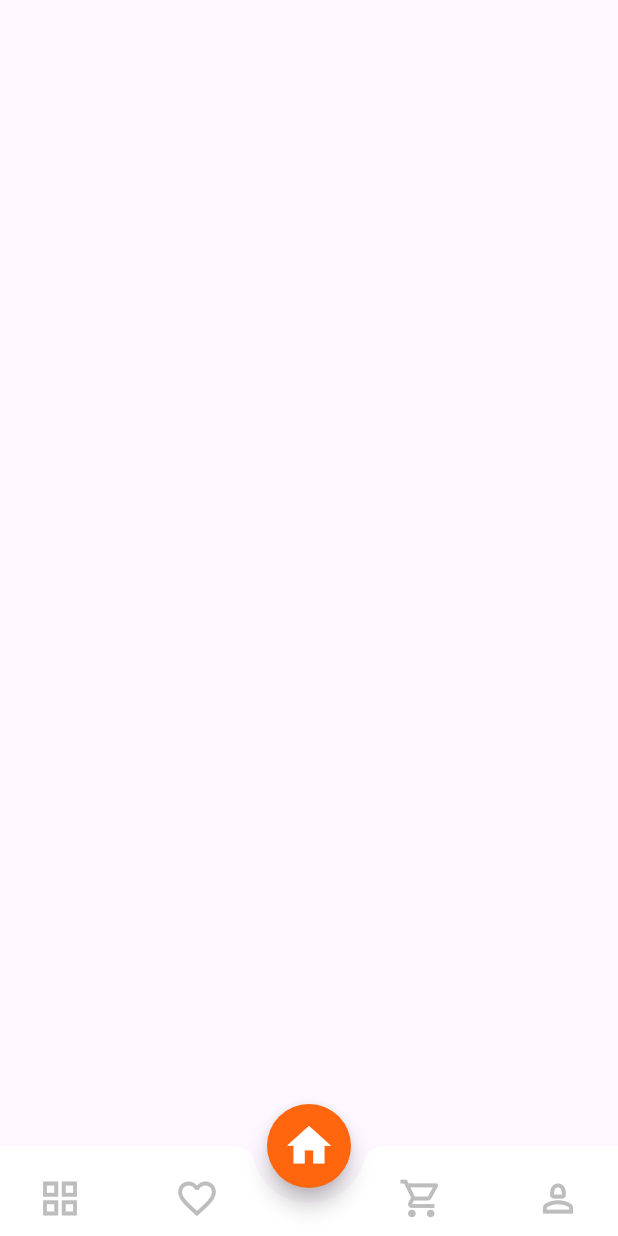
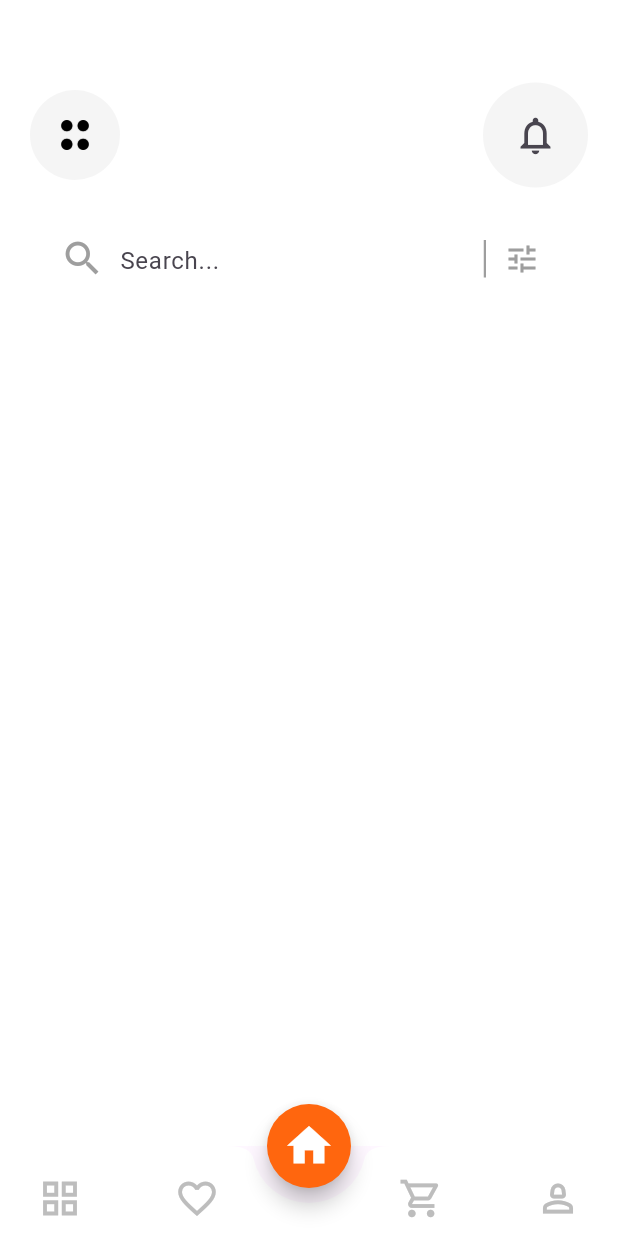
Before and after one commit to gitsubash44/ecommerce, a Flutter app: the screen it shows after launch, on a phone screen of 412 x 824 dp. Run offline on Flutter 3.47's test engine with Material 3 defaults, Android fonts, the phone set to English and light mode, and no system bars.

Commit message:
add code for custom app bar and search bar

```diff
--- a/lib/main.dart
+++ b/lib/main.dart
@@ -1,4 +1,4 @@
-import 'package:ecommerce/nav_bar_screen.dart';
+import 'package:ecommerce/screens/nav_bar_screen.dart';
 import 'package:flutter/material.dart';
 
 void main() {
--- /dev/null
+++ b/lib/screens/Cart/cart_screen.dart
@@ -0,0 +1,10 @@
+import 'package:flutter/material.dart';
+
+class CartScreen extends StatelessWidget {
+  const CartScreen({super.key});
+
+  @override
+  Widget build(BuildContext context) {
+    return const Placeholder();
+  }
+}
--- /dev/null
+++ b/lib/screens/Fevorite/favorite.dart
@@ -0,0 +1,10 @@
+import 'package:flutter/material.dart';
+
+class Favorite extends StatelessWidget {
+  const Favorite({super.key});
+
+  @override
+  Widget build(BuildContext context) {
+    return const Placeholder();
+  }
+}
--- /dev/null
+++ b/lib/screens/Home/home_screen.dart
@@ -0,0 +1,36 @@
+import 'package:ecommerce/screens/Home/widget/home_app_bar.dart';
+import 'package:ecommerce/screens/Home/widget/search_bar.dart';
+import 'package:flutter/material.dart';
+
+class HomeScreen extends StatefulWidget {
+  const HomeScreen({super.key});
+
+  @override
+  State<HomeScreen> createState() => _HomeScreenState();
+}
+
+class _HomeScreenState extends State<HomeScreen> {
+  @override
+  Widget build(BuildContext context) {
+    return Scaffold(
+      backgroundColor: Colors.white,
+      body: SingleChildScrollView(
+        child: Padding(
+          padding: EdgeInsets.all(20),
+          child: Column(
+            crossAxisAlignment: CrossAxisAlignment.start,
+            children: [
+              SizedBox(height: 35),
+              // for custom app bar
+
+              CustomAppBar(),
+              SizedBox(height: 20),
+              // for search bar
+              MySearchBAR(),
+            ],
+          ),
+        ),
+      ),
+    );
+  }
+}
--- /dev/null
+++ b/lib/screens/Home/widget/home_app_bar.dart
@@ -0,0 +1,36 @@
+import 'package:ecommerce/constants.dart';
+import 'package:flutter/material.dart';
+
+class CustomAppBar extends StatelessWidget {
+  const CustomAppBar({
+    super.key,
+  });
+
+  @override
+  Widget build(BuildContext context) {
+    return Row(
+      mainAxisAlignment: MainAxisAlignment.spaceBetween,
+      children: [
+        IconButton(
+          style: IconButton.styleFrom(
+            backgroundColor: kcontentColor,
+            padding: EdgeInsets.all(20),
+          ),
+          onPressed: () {},
+          icon: Image.asset(
+            'images/icon.png',
+            height: 20,
+          ),
+        ),
+        IconButton(
+            style: IconButton.styleFrom(
+              backgroundColor: kcontentColor,
+              padding: EdgeInsets.all(20),
+            ),
+            onPressed: () {},
+            iconSize: 30,
+            icon: Icon(Icons.notifications_outlined)),
+      ],
+    );
+  }
+}
--- /dev/null
+++ b/lib/screens/Home/widget/search_bar.dart
@@ -0,0 +1,46 @@
+import 'package:flutter/material.dart';
+
+class MySearchBAR extends StatelessWidget {
+  const MySearchBAR({super.key});
+
+  @override
+  Widget build(BuildContext context) {
+    return Container(
+      height: 55,
+      width: double.infinity,
+      decoration: BoxDecoration(
+        borderRadius: BorderRadius.circular(20),
+      ),
+      padding: EdgeInsets.symmetric(horizontal: 20, vertical: 5),
+      child: Row(
+        children: [
+          Icon(
+            Icons.search,
+            color: Colors.grey,
+            size: 30,
+          ),
+          SizedBox(width: 10),
+          Flexible(
+            flex: 4,
+            child: TextField(
+              decoration: InputDecoration(
+                  hintText: "Search...", border: InputBorder.none),
+            ),
+          ),
+          Container(
+            height: 25,
+            width: 1.5,
+            color: Colors.grey,
+          ),
+          IconButton(
+            onPressed: () {},
+            icon: Icon(
+              Icons.tune,
+              color: Colors.grey,
+            ),
+          ),
+        ],
+      ),
+    );
+  }
+}
--- a/lib/nav_bar_screen.dart
+++ b/lib/screens/nav_bar_screen.dart
@@ -1,3 +1,6 @@
+import 'package:ecommerce/screens/Cart/cart_screen.dart';
+import 'package:ecommerce/screens/Fevorite/favorite.dart';
+import 'package:ecommerce/screens/Home/home_screen.dart';
 import 'package:flutter/material.dart';
 import 'package:ecommerce/constants.dart';
 
@@ -10,6 +13,13 @@ class BottomNavBar extends StatefulWidget {
 
 class _BottomNavBarState extends State<BottomNavBar> {
   int currentIndex = 2;
+  List screens = const [
+    Scaffold(),
+    Favorite(),
+    HomeScreen(),
+    CartScreen(),
+    Scaffold(),
+  ];
 
   @override
   Widget build(BuildContext context) {
@@ -106,6 +116,7 @@ class _BottomNavBarState extends State<BottomNavBar> {
           );
         },
       ),
+      body: screens[currentIndex],
     );
   }
 }
```
